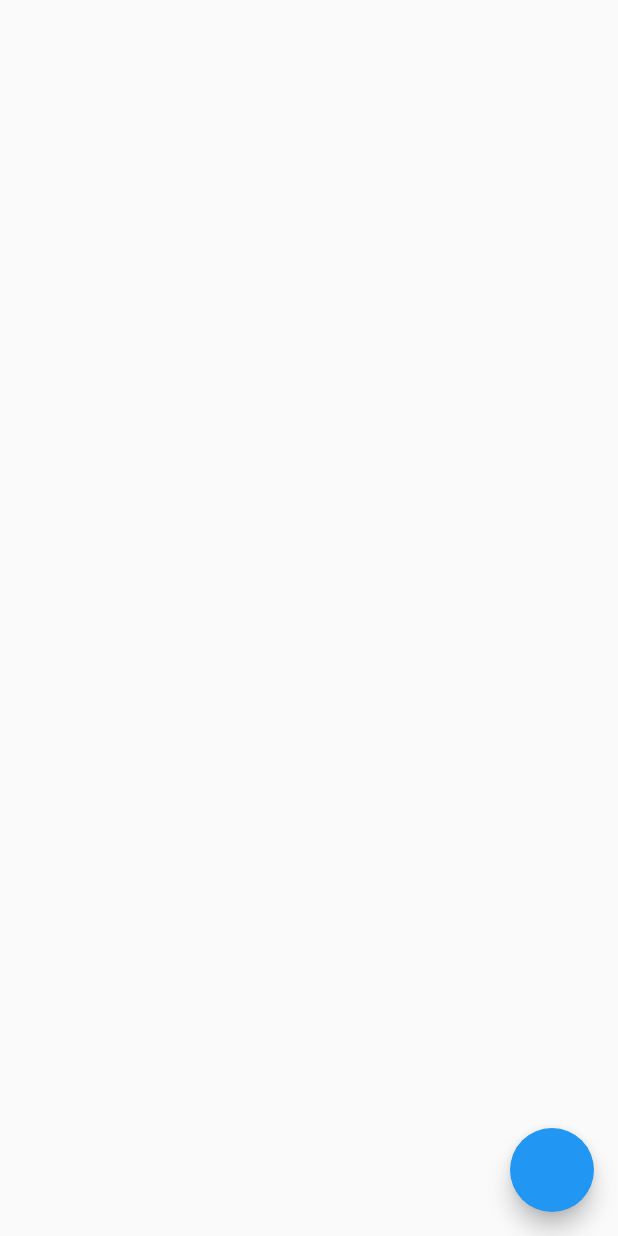
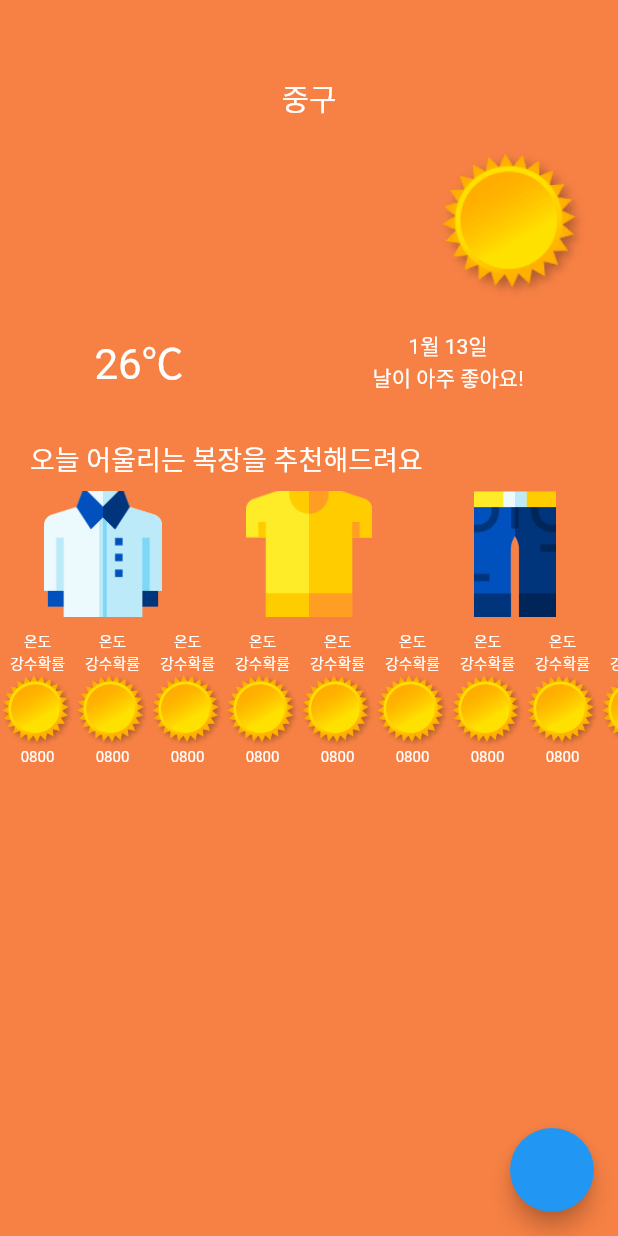
Before and after one commit to GzuPark/weather_styling_flutter, a Flutter app: the screen it shows after launch, on a phone screen of 412 x 824 dp. Run offline on Flutter 3.47's test engine with Material 2 defaults, Android fonts, the phone set to English and light mode, and no system bars; our stand-ins replace flutter_dotenv.

Commit message:
Apply base design on the main page

```diff
--- a/lib/main.dart
+++ b/lib/main.dart
@@ -15,8 +15,9 @@ class MyApp extends StatelessWidget {
 
   @override
   Widget build(BuildContext context) {
-    return MaterialApp(
+    return const MaterialApp(
       home: MyHomePage(),
+      debugShowCheckedModeBanner: false,
     );
   }
 }
@@ -29,9 +30,110 @@ class MyHomePage extends StatefulWidget {
 }
 
 class _MyHomePageState extends State<MyHomePage> {
+  List<String> clothes = [
+    'assets/img/shirts.png',
+    'assets/img/short.png',
+    'assets/img/pants.png',
+  ];
+
+  List<Weather> weather = [];
+
+  List<String> sky = [
+    'assets/img/sky1.png',
+    'assets/img/sky2.png',
+    'assets/img/sky3.png',
+    'assets/img/sky4.png',
+  ];
+
+  List<String> status = [
+    '날이 아주 좋아요!',
+    '산책하기 좋아요',
+    '오늘은 흐리네요',
+    '우산을 꼭 챙기세요',
+  ];
+
+  // Color(oxFF00aaff)
+  List<Color> colors = const [
+    Color(0xFFf78144),
+    Color(0xFF1d9fea),
+    Color(0xFF523de4),
+    Color(0xFF587d9a),
+  ];
+
+  int level = 0;
+
   @override
   Widget build(BuildContext context) {
     return Scaffold(
+      backgroundColor: colors[level],
+      body: Container(
+        child: Column(
+          crossAxisAlignment: CrossAxisAlignment.stretch,
+          children: [
+            Container(height: 50),
+            Text('중구', textAlign: TextAlign.center, style: TextStyle(fontSize: 20, color: Colors.white)),
+            Container(
+              margin: const EdgeInsets.symmetric(horizontal: 20, vertical: 20),
+              width: 100,
+              height: 100,
+              alignment: Alignment.centerRight,
+              child: Image.asset(sky[level]),
+            ),
+            Row(
+              mainAxisAlignment: MainAxisAlignment.spaceAround,
+              children: [
+                Text('26℃', style: TextStyle(fontSize: 28, color: Colors.white)),
+                Column(
+                  children: [
+                    Text('1월 13일', style: TextStyle(fontSize: 14, color: Colors.white)),
+                    Text(status[level], style: TextStyle(fontSize: 14, color: Colors.white)),
+                  ],
+                ),
+              ],
+            ),
+            Container(height: 30),
+            Container(
+              margin: const EdgeInsets.symmetric(horizontal: 20),
+              child: Text('오늘 어울리는 복장을 추천해드려요', style: TextStyle(fontSize: 18, color: Colors.white)),
+            ),
+            Row(
+              mainAxisAlignment: MainAxisAlignment.spaceAround,
+              children: List.generate(clothes.length, (idx) {
+                return Container(
+                  padding: const EdgeInsets.all(8),
+                  width: 100,
+                  height: 100,
+                  child: Image.asset(clothes[idx], fit: BoxFit.contain),
+                );
+              }),
+            ),
+            Container(
+              height: 150,
+              child: ListView(
+                scrollDirection: Axis.horizontal,
+                children: List.generate(10, (idx) {
+                  return Container(
+                    child: Column(
+                      crossAxisAlignment: CrossAxisAlignment.center,
+                      children: [
+                        Text('온도', style: TextStyle(fontSize: 10, color: Colors.white)),
+                        Text('강수확률', style: TextStyle(fontSize: 10, color: Colors.white)),
+                        Container(
+                          width: 50,
+                          height: 50,
+                          alignment: Alignment.centerRight,
+                          child: Image.asset(sky[level]),
+                        ),
+                        Text('0800', style: TextStyle(fontSize: 10, color: Colors.white)),
+                      ],
+                    ),
+                  );
+                }),
+              ),
+            ),
+          ],
+        ),
+      ),
       floatingActionButton: FloatingActionButton(
         onPressed: () async {
           final api = WeatherApi();
```
